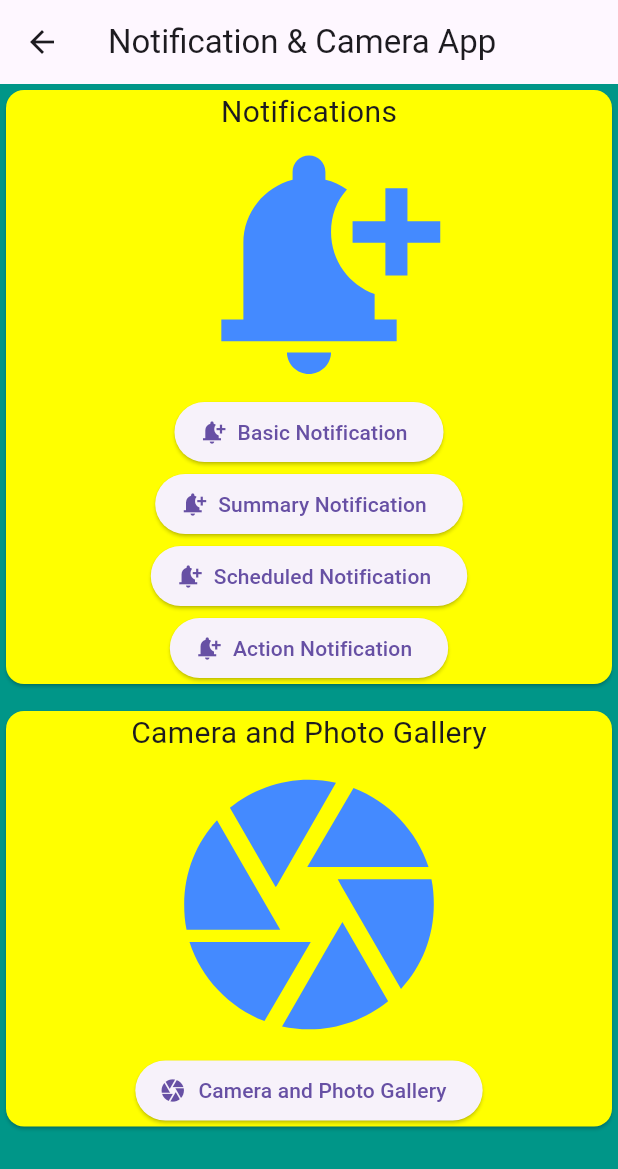
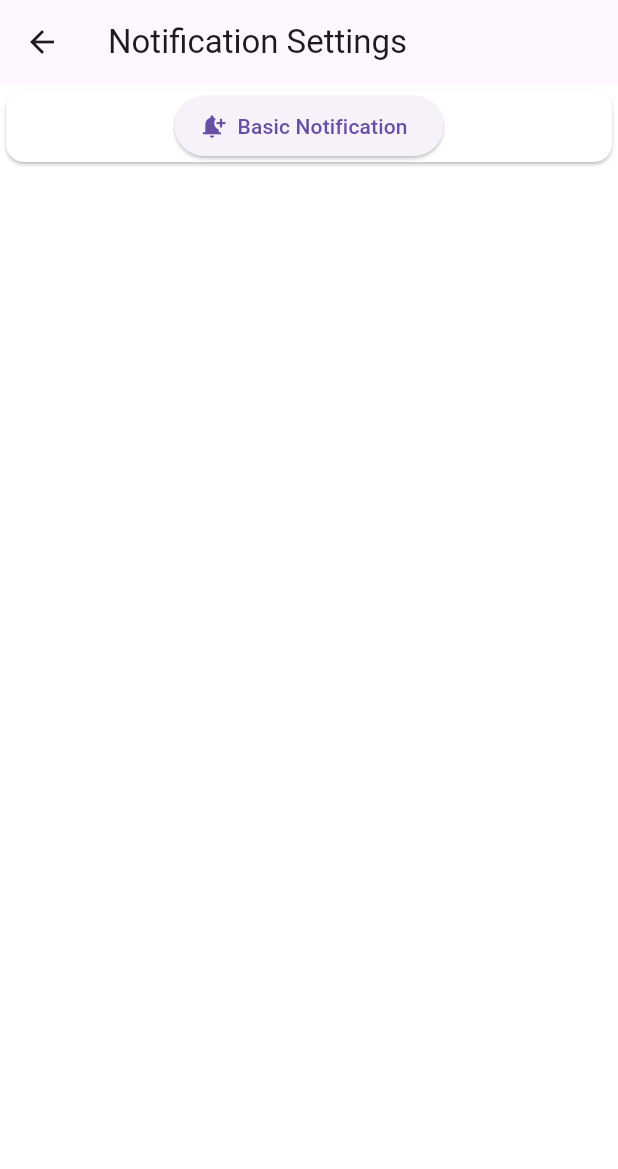
Before and after one commit to WebExtension1/flutter-social-app, a Flutter app: the Settings screen opened directly, after a tap on "Notifications", on a phone screen of 412 x 824 dp. Shown: the top 1169 px of the screen. Run offline on Flutter 3.47's test engine with Material 3 defaults, Android fonts, the phone set to English and light mode, and no system bars; our stand-ins replace awesome_notifications; Roboto replaces fonts that are missing (Times New Roman).

Commit message:
More Settings

```diff
--- a/lib/pages/notifications.dart
+++ /dev/null
@@ -1,84 +0,0 @@
-import 'package:flutter/material.dart';
-import 'package:untitled/services/notifications_services.dart';
-
-class Notifications extends StatefulWidget {
-  const Notifications({super.key});
-
-  @override
-  State<Notifications> createState() => _NotificationsState();
-}
-
-class _NotificationsState extends State<Notifications> {
-  @override
-  Widget build(BuildContext context) {
-    return Scaffold(
-      appBar: AppBar(
-        title: Text("Notification & Camera App"),
-      ),
-      body: SafeArea(
-        child: Column(
-          crossAxisAlignment: CrossAxisAlignment.stretch,
-          children: [
-            Card(
-              child: Column(
-                children: [
-                  Text(
-                    "Notifications",
-                    style:
-                    TextStyle(fontSize: 20, fontFamily: 'Times New Roman'),
-                  ),
-                  Icon(
-                    Icons.notification_add,
-                    size: 175,
-                  ),
-                  ElevatedButton.icon(
-                      onPressed: () async {
-                        await NotificationServices.displayNotification(
-                          notificationTitle: "Breaking News",
-                          notificationBody: "Football stuff"
-                        );
-                      },
-                      label: Text("Basic Notification"),
-                      icon: Icon(Icons.notification_add)),
-                  ElevatedButton.icon(
-                      onPressed: () {},
-                      label: Text("Summary Notification"),
-                      icon: Icon(Icons.notification_add)),
-                  ElevatedButton.icon(
-                      onPressed: () {},
-                      label: Text("Scheduled Notification"),
-                      icon: Icon(Icons.notification_add)),
-                  ElevatedButton.icon(
-                      onPressed: () {},
-                      label: Text("Action Notification"),
-                      icon: Icon(Icons.notification_add)),
-                ],
-              ),
-            ),
-            SizedBox(height: 10),
-            Card(
-              child: Column(
-                children: [
-                  Text(
-                    "Camera and Photo Gallery",
-                    style: TextStyle(fontSize: 20),
-                  ),
-                  Icon(
-                    Icons.camera,
-                    size: 200,
-                  ),
-                  ElevatedButton.icon(
-                    onPressed: () {},
-                    label: Text("Camera and Photo Gallery"),
-                    icon: Icon(Icons.camera),
-                  ),
-
-                ],
-              ),
-            ),
-          ],
-        ),
-      ),
-    );
-  }
-}
--- a/lib/pages/settings.dart
+++ b/lib/pages/settings.dart
@@ -1,5 +1,7 @@
 import 'package:flutter/material.dart';
-import 'package:untitled/pages/notifications.dart';
+import 'package:untitled/pages/settings/account-settings.dart';
+import 'package:untitled/pages/settings/notification-settings.dart';
+import 'package:untitled/pages/settings/profile-settings.dart';
 import 'package:untitled/themes/notifications_theme.dart';
 
 class Settings extends StatefulWidget {
@@ -13,28 +15,77 @@ class _SettingsState extends State<Settings> {
   @override
   Widget build(BuildContext context) {
     return Scaffold(
-        appBar: AppBar(
-          title: Text("Settings"),
-        ),
-        body: Column(
-          children: [
-            GestureDetector(
-              onTap: displayNotifications,
-              child: Text("Notifications"),
-            )
-          ],
-        )
+      appBar: AppBar(
+        title: Text("Settings"),
+      ),
+      body: ListView(
+        children: [
+          Divider(),
+          ListTile(
+            leading: Icon(Icons.person),
+            title: Text("Profile"),
+            onTap: displayProfileSettings,
+            trailing: Icon(Icons.arrow_forward_ios, size: 16),
+          ),
+          Divider(),
+          ListTile(
+            leading: Icon(Icons.lock),
+            title: Text("Account"),
+            onTap: displayAccountSettings,
+            trailing: Icon(Icons.arrow_forward_ios, size: 16),
+          ),
+          Divider(),
+          ListTile(
+            leading: Icon(Icons.notifications),
+            title: Text("Notifications"),
+            onTap: displayNotificationSettings,
+            trailing: Icon(Icons.arrow_forward_ios, size: 16),
+          ),
+          Divider(),
+          ListTile(
+            leading: Icon(Icons.exit_to_app, color: Colors.red),
+            title: Text(
+              "Log out",
+              style: TextStyle(color: Colors.red),
+            ),
+            onTap: () {},
+          ),
+        ],
+      ),
     );
+
   }
 
-  void displayNotifications() {
+  void displayProfileSettings() {
     Navigator.of(context).push(
       MaterialPageRoute(
         builder: (ctx) => Theme(
             data: NotificationTheme.myTheme,
-            child: const Notifications()
+            child: const ProfileSettings()
         )
       ),
     );
   }
+
+  void displayAccountSettings() {
+    Navigator.of(context).push(
+      MaterialPageRoute(
+          builder: (ctx) => Theme(
+              data: NotificationTheme.myTheme,
+              child: const AccountSettings()
+          )
+      ),
+    );
+  }
+
+  void displayNotificationSettings() {
+    Navigator.of(context).push(
+      MaterialPageRoute(
+          builder: (ctx) => Theme(
+              data: NotificationTheme.myTheme,
+              child: const NotificationSettings()
+          )
+      ),
+    );
+  }
 }
--- /dev/null
+++ b/lib/pages/settings/account-settings.dart
@@ -0,0 +1,22 @@
+import 'package:flutter/material.dart';
+
+class AccountSettings extends StatefulWidget {
+  const AccountSettings({super.key});
+
+  @override
+  State<AccountSettings> createState() => _AccountSettingsState();
+}
+
+class _AccountSettingsState extends State<AccountSettings> {
+  @override
+  Widget build(BuildContext context) {
+    return Scaffold(
+      appBar: AppBar(
+        title: Text("Account Settings"),
+      ),
+      body: SafeArea(
+          child: Text("Account Settings")
+      ),
+    );
+  }
+}
--- /dev/null
+++ b/lib/pages/settings/notification-settings.dart
@@ -0,0 +1,44 @@
+import 'package:flutter/material.dart';
+import 'package:untitled/services/notifications_services.dart';
+
+class NotificationSettings extends StatefulWidget {
+  const NotificationSettings({super.key});
+
+  @override
+  State<NotificationSettings> createState() => _NotificationsState();
+}
+
+class _NotificationsState extends State<NotificationSettings> {
+
+  @override
+  Widget build(BuildContext context) {
+    return Scaffold(
+      appBar: AppBar(
+        title: Text("Notification Settings"),
+      ),
+      body: SafeArea(
+        child: Column(
+          crossAxisAlignment: CrossAxisAlignment.stretch,
+          children: [
+            Card(
+              child: Column(
+                children: [
+                  ElevatedButton.icon(
+                    onPressed: () async {
+                      await NotificationServices.displayNotification(
+                        notificationTitle: "Breaking News",
+                        notificationBody: "The King Died :("
+                      );
+                    },
+                    label: Text("Basic Notification"),
+                    icon: Icon(Icons.notification_add)
+                  ),
+                ],
+              ),
+            ),
+          ],
+        ),
+      ),
+    );
+  }
+}
--- a/lib/themes/notifications_theme.dart
+++ b/lib/themes/notifications_theme.dart
@@ -2,12 +2,12 @@ import 'package:flutter/material.dart';
 
 class NotificationTheme {
   static ThemeData myTheme = ThemeData(
-    scaffoldBackgroundColor: Colors.teal,
+    scaffoldBackgroundColor: Colors.white,
     cardTheme: CardTheme(
-      color: Colors.yellowAccent
+      color: Colors.white
     ),
     iconTheme: IconThemeData(
-      color: Colors.blueAccent
+      color: Colors.black
     )
   );
 }
```
Also changed, not shown: lib/pages/settings/profile-settings.dart (added, +22 -0 lines), lib/services/notifications_services.dart (+50 -12 lines).
